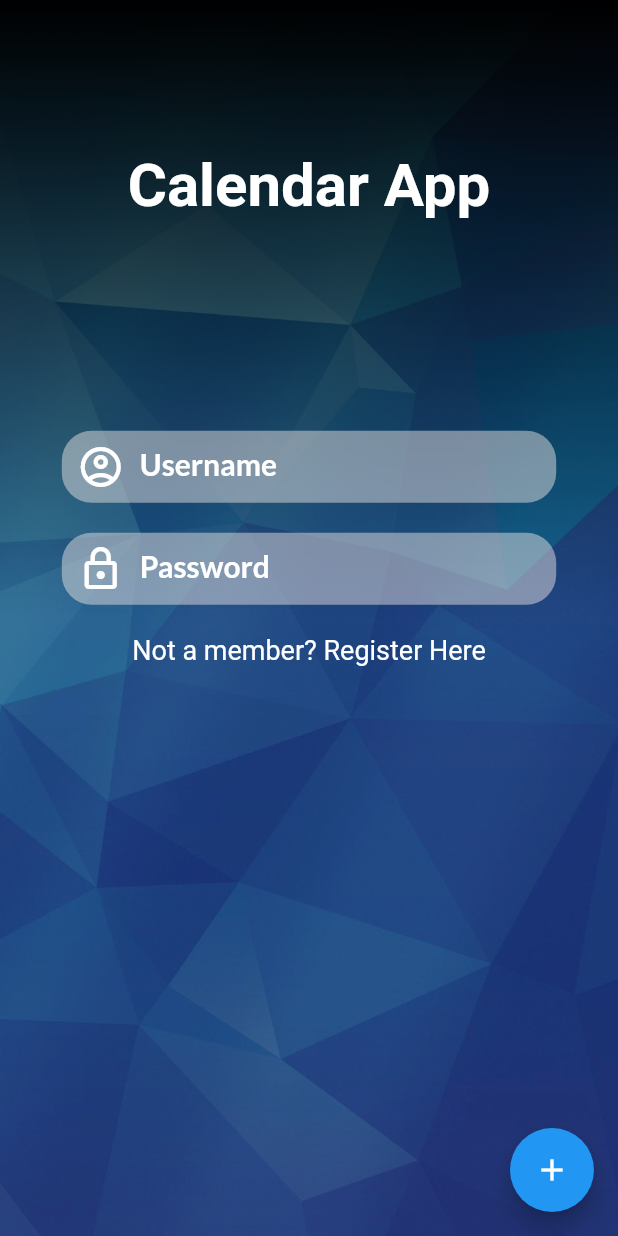
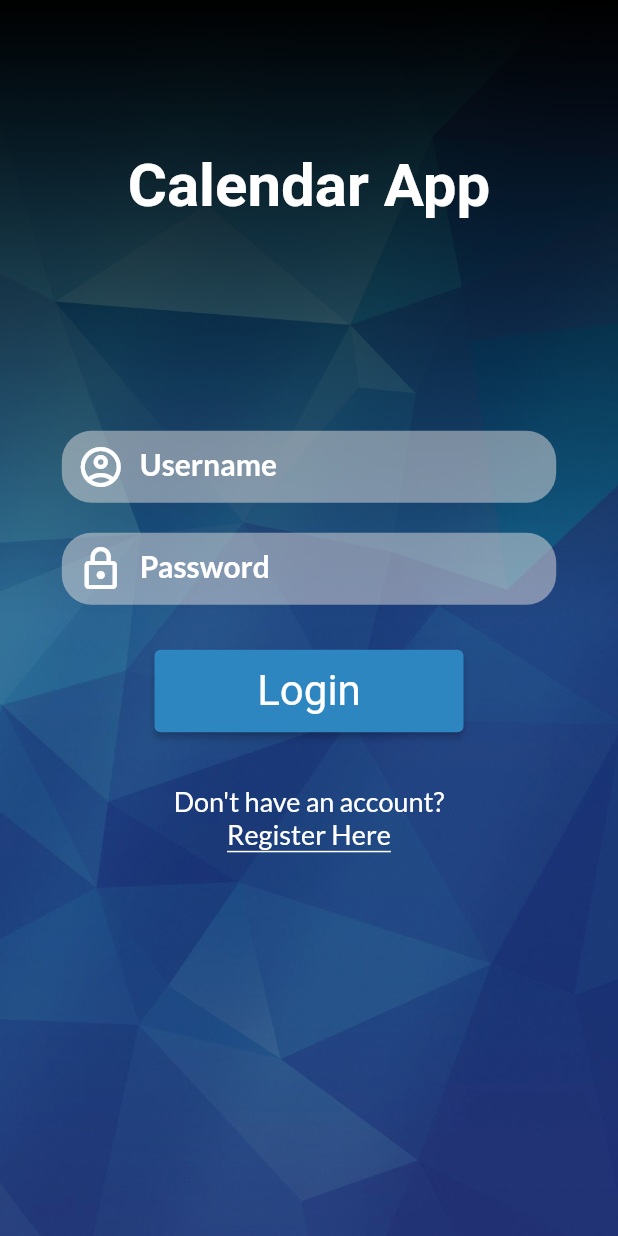
Before and after one commit to adrikosm/Flutter_Calendar_app, a Flutter app: the screen it shows after launch, on a phone screen of 412 x 824 dp. Run offline on Flutter 3.47's test engine with Material 2 defaults, Android fonts, the phone set to English and light mode, and no system bars; our stand-ins replace flutter_staggered_animations, get, get_storage, google_fonts, sqflite, table_calendar; accounts and stored records are empty.

Commit message:
Added Login and Register Pages

```diff
--- a/lib/main.dart
+++ b/lib/main.dart
@@ -4,6 +4,7 @@ import 'package:get/get_navigation/src/root/get_material_app.dart';
 import 'package:get_storage/get_storage.dart';
 import 'package:task_1/ui/add_task_bar.dart';
 import 'package:task_1/ui/home_page.dart';
+import 'package:task_1/ui/register_form.dart';
 
 import 'ui/main_page.dart';
 import 'ui/theme.dart';
@@ -33,6 +34,7 @@ class MyApp extends StatelessWidget {
               previousDate: DateTime.now(),
             ),
         '/MainPage': (context) => const MyMainPage(),
+        '/RegisterPage': (context) => const CreateNewAccount(),
       },
     );
   }
--- a/lib/ui/home_page.dart
+++ b/lib/ui/home_page.dart
@@ -1,7 +1,5 @@
-import 'package:flutter/cupertino.dart';
 import 'package:flutter/material.dart';
-import 'package:flutter/src/foundation/key.dart';
-import 'package:flutter/src/widgets/framework.dart';
+import 'package:get/get.dart';
 import 'package:task_1/ui/theme.dart';
 import 'package:task_1/utils/colors_util.dart';
 
@@ -16,6 +14,9 @@ class MyHomePage extends StatefulWidget {
 class _MyHomePageState extends State<MyHomePage> {
   double width = 0.0;
   double height = 0.0;
+  // Get user and password controller
+  TextEditingController usernameController = TextEditingController();
+  TextEditingController passwordController = TextEditingController();
 
   @override
   Widget build(BuildContext context) {
@@ -25,6 +26,7 @@ class _MyHomePageState extends State<MyHomePage> {
       children: [
         homePageBackground(),
         Scaffold(
+          resizeToAvoidBottomInset: false,
           backgroundColor: Colors.transparent,
           body: SafeArea(
             child: Column(
@@ -69,12 +71,9 @@ class _MyHomePageState extends State<MyHomePage> {
               ],
             ),
           ),
-          floatingActionButton: actionButton(),
         )
       ],
     );
-
-
   }
 
   // login view containing
@@ -82,34 +81,51 @@ class _MyHomePageState extends State<MyHomePage> {
   loginView() {
     return Column(
       children: [
-        Container(
-          width: width * 0.8,
-          decoration: BoxDecoration(
-              color: Color.fromARGB(160, 226, 222, 222).withOpacity(0.5),
-              borderRadius: BorderRadius.circular(20)),
-          child: TextField(
-            style: loginPageSubtitle,
-            decoration: InputDecoration(
-              contentPadding: const EdgeInsets.symmetric(vertical: 10),
-              border: InputBorder.none,
-              hintText: "Username",
-              hintStyle: loginPageTitle,
-              prefixIcon: const Padding(
-                padding: EdgeInsets.symmetric(horizontal: 10) ,
-                child:Icon(Icons.account_circle_outlined,color: Colors.white,size: 32,),
-                ),
-            ),
-          ),
-        ),
+        usernameField(),
         const SizedBox(
           height: 20,
         ),
-        Container(
+        passwordField(),
+        const SizedBox(
+          height: 20,
+        ),
+        loginButton(),
+      ],
+    );
+  }
+
+  loginButton() {
+    return Container(
+      alignment: Alignment.center,
+      padding: const EdgeInsets.all(10),
+      child: ElevatedButton(
+        style: ElevatedButton.styleFrom(
+          minimumSize: Size(width * 0.5, 55),
+          primary: HexColor('2E86C1'),
+          textStyle: const TextStyle(
+            fontSize: 28,
+            color: Colors.white,
+            // fontWeight: FontWeight.bold,
+          ),
+        ),
+        onPressed: () {
+          validateData();
+        },
+        child: const Text(
+          'Login',
+        ),
+      ),
+    );
+  }
+
+  passwordField() {
+    return Container(
       width: width * 0.8,
       decoration: BoxDecoration(
-              color: Color.fromARGB(160, 226, 222, 222).withOpacity(0.5),
+          color: const Color.fromARGB(160, 226, 222, 222).withOpacity(0.5),
           borderRadius: BorderRadius.circular(20)),
       child: TextField(
+        controller: passwordController,
         style: loginPageSubtitle,
         decoration: InputDecoration(
           contentPadding: const EdgeInsets.symmetric(vertical: 10),
@@ -118,39 +134,72 @@ class _MyHomePageState extends State<MyHomePage> {
           hintStyle: loginPageTitle,
           prefixIcon: const Padding(
             padding: EdgeInsets.symmetric(horizontal: 10),
-                child: Icon(Icons.lock_outlined,color: Colors.white,size: 32,),
+            child: Icon(
+              Icons.lock_outlined,
+              color: Colors.white,
+              size: 32,
+            ),
+          ),
+        ),
+        obscureText: true,
+      ),
+    );
+  }
+
+  usernameField() {
+    return Container(
+      width: width * 0.8,
+      decoration: BoxDecoration(
+          color: const Color.fromARGB(160, 226, 222, 222).withOpacity(0.5),
+          borderRadius: BorderRadius.circular(20)),
+      child: TextField(
+        controller: usernameController,
+        style: loginPageSubtitle,
+        decoration: InputDecoration(
+          contentPadding: const EdgeInsets.symmetric(vertical: 10),
+          border: InputBorder.none,
+          hintText: "Username",
+          hintStyle: loginPageTitle,
+          prefixIcon: const Padding(
+            padding: EdgeInsets.symmetric(horizontal: 10),
+            child: Icon(
+              Icons.account_circle_outlined,
+              color: Colors.white,
+              size: 32,
             ),
           ),
         ),
       ),
-
-
-
-
-      ],
     );
-
   }
 
   // Register view redirects
   // the user to the register page
   registerView() {
-    return const Text(
-      "Not a member? Register Here",
-      style: TextStyle(
-        color: Colors.white,
-        fontSize: 18,
+    return Container(
+      alignment: Alignment.center,
+      padding: const EdgeInsets.all(5.0),
+      width: width * 0.6,
+      child: GestureDetector(
+        onTap: ()=> Get.toNamed('/RegisterPage'),
+        child: Column(
+          children: [
+            Text(
+              'Don\'t have an account?',
+              style: loginPageSubtitle,
             ),
-    );
-  }
-
-  // Floating action button
-  Widget actionButton() {
-    return FloatingActionButton(
-      onPressed: () {
-        Navigator.pushNamed(context, '/MainPage');
-      },
-      child: const Icon(Icons.add),
+            Container(
+              child: Text(
+                'Register Here',
+                style: loginPageSubtitle,
+              ),
+              decoration: const BoxDecoration(
+                border: Border(bottom: BorderSide(width: 1,color: Colors.white))
+              ),
+            ),
+          ],
+        ),
+      ),
     );
   }
 
@@ -175,4 +224,42 @@ class _MyHomePageState extends State<MyHomePage> {
       ),
     );
   }
+
+  validateData() {
+    // IF user has entered the username and password
+    // chech the database for the user
+    if (usernameController.text.isNotEmpty &&
+        passwordController.text.isNotEmpty) {
+      Get.toNamed('/RegisterPage');
     }
+
+    if (usernameController.text.isEmpty && passwordController.text.isEmpty) {
+      Get.snackbar(
+        'Error',
+        'Please fill all the fields',
+        snackPosition: SnackPosition.BOTTOM,
+        backgroundColor: const Color.fromARGB(122, 255, 255, 255),
+        colorText: const Color.fromARGB(255, 175, 28, 18),
+        icon: const Icon(Icons.warning_amber_rounded),
+      );
+    } else if (usernameController.text.isEmpty) {
+      Get.snackbar(
+        'Error',
+        'Please input your username',
+        snackPosition: SnackPosition.BOTTOM,
+        backgroundColor: const Color.fromARGB(122, 255, 255, 255),
+        colorText: const Color.fromARGB(255, 175, 28, 18),
+        icon: const Icon(Icons.warning_amber_rounded),
+      );
+    } else if (passwordController.text.isEmpty) {
+      Get.snackbar(
+        'Error',
+        'Please input your password',
+        snackPosition: SnackPosition.BOTTOM,
+        backgroundColor: const Color.fromARGB(122, 255, 255, 255),
+        colorText: const Color.fromARGB(255, 175, 28, 18),
+        icon: const Icon(Icons.warning_amber_rounded),
+      );
+    }
+  }
+}
```
Also changed, not shown: lib/ui/add_task_bar.dart (+4 -4 lines), lib/ui/main_page.dart (+2 -12 lines), lib/ui/register_form.dart (added, +88 -0 lines), lib/ui/theme.dart (line endings or trailing spaces), lib/ui/widgets/task_tile.dart (renamed from lib/ui/widgets/TaskTile.dart). Lines whose indentation alone changed are shown as unchanged.
